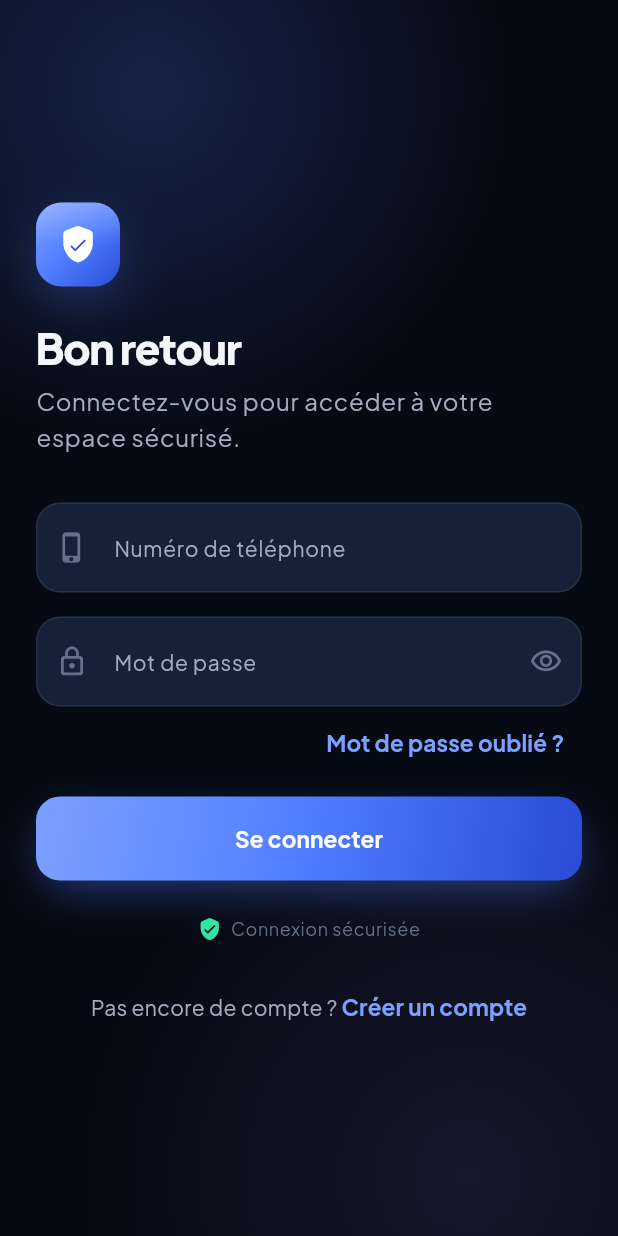
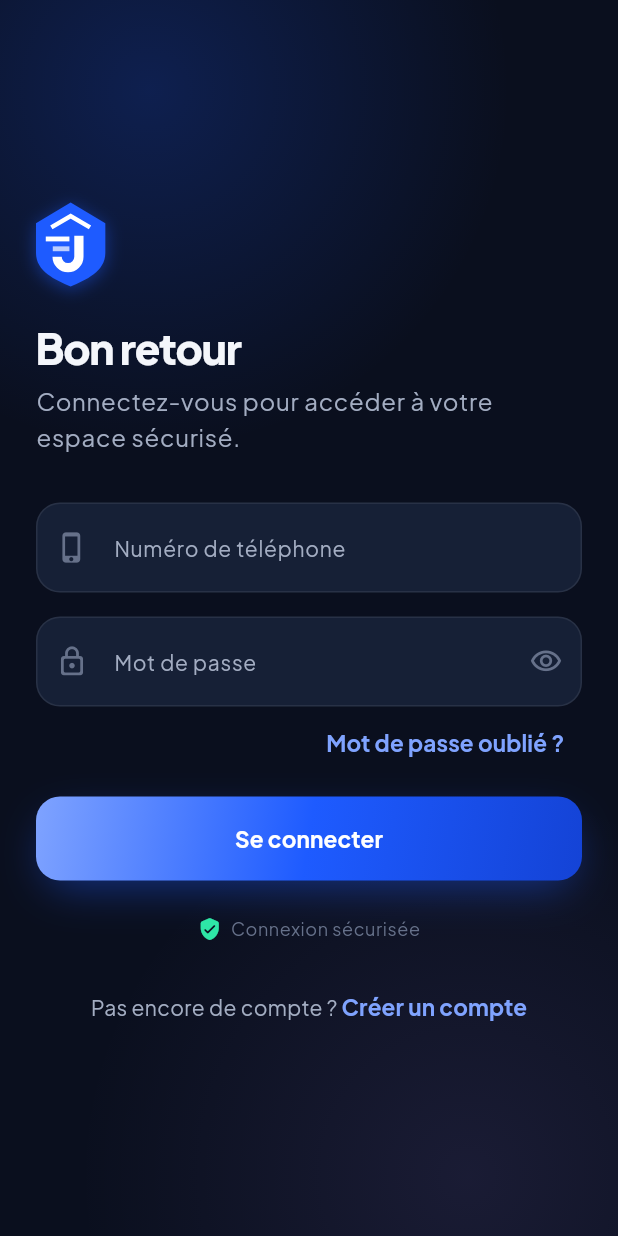
Before and after one commit to ouzking/jammtech_mobile, a Flutter app: the screen it shows after launch, after a tap on "Passer", on a phone screen of 412 x 824 dp. Run offline on Flutter 3.47's test engine with Material 3 defaults, Android fonts, the phone set to English and light mode, and no system bars; our stand-ins replace connectivity_plus, firebase_core, firebase_messaging, flutter_local_notifications, flutter_secure_storage, geolocator and 7 more; accounts and stored records are empty.

Commit message:
Identité visuelle : logo officiel JammTech
- Emblème redessiné en vectoriel d'après le logo fourni (bouclier, toit,
  « J », barres de vitesse) : net à toutes les tailles
- Logotype JAMMTECH et signature « Transport · Maison · Sécurité »
- Palette alignée sur le logo (bleu #1E5BFF, TECH #7FA3FF, fond #0A0F1E)
- Écran de démarrage, en-tête d'onboarding, authentification et
  verrouillage utilisent le logo
- Icônes Android (adaptative, monochrome Android 13, anciennes tailles),
  icônes iOS, écrans de lancement Android et iOS aux couleurs du logo
- tool/render_brand_test.dart régénère les icônes depuis le logo vectoriel

Co-Authored-By: Claude Opus 5.5 <noreply@anthropic.com>

```diff
--- a/lib/core/theme/app_colors.dart
+++ b/lib/core/theme/app_colors.dart
@@ -3,17 +3,20 @@ import 'package:flutter/material.dart';
 /// Palette JammTech — une seule source de vérité pour toutes les couleurs.
 abstract final class AppColors {
   // Fonds
-  static const background = Color(0xFF060A14);
-  static const backgroundElevated = Color(0xFF0A1122);
+  static const background = Color(0xFF0A0F1E); // fond du logo
+  static const backgroundElevated = Color(0xFF0E1528);
   static const surface = Color(0xFF0F1729);
   static const surfaceHigh = Color(0xFF162036);
   static const surfaceHighest = Color(0xFF1E2A44);
 
   // Marque
-  static const brand = Color(0xFF4F7DFF);
-  static const brandBright = Color(0xFF7CA0FF);
-  static const brandDeep = Color(0xFF2A4BD7);
+  static const brand = Color(0xFF1E5BFF); // bleu du bouclier
+  static const brandBright = Color(0xFF7FA3FF); // « TECH »
+  static const brandDeep = Color(0xFF1443D6);
   static const navy = Color(0xFF0A1F44);
+
+  /// Barre secondaire du logo.
+  static const brandMist = Color(0xFFBCCEFF);
 
   // Sémantique
   static const danger = Color(0xFFFF3B5C);
--- /dev/null
+++ b/lib/core/widgets/brand_logo.dart
@@ -0,0 +1,185 @@
+import 'package:flutter/material.dart';
+
+import '../theme/app_colors.dart';
+
+/// Emblème JammTech (bouclier, toit, « J » et barres de vitesse), dessiné en
+/// vectoriel d'après assets/brand/logo_banner.png : net à toutes les tailles.
+///
+/// [size] est la largeur ; la hauteur suit le ratio du bouclier.
+class JammLogoMark extends StatelessWidget {
+  const JammLogoMark({super.key, this.size = 72, this.glow = true});
+
+  final double size;
+
+  /// Halo bleu sous l'emblème (désactivé pour les icônes plates).
+  final bool glow;
+
+  static const aspect = 790 / 652;
+
+  @override
+  Widget build(BuildContext context) {
+    return Semantics(
+      label: 'JammTech',
+      image: true,
+      child: SizedBox(
+        width: size,
+        height: size * aspect,
+        child: CustomPaint(painter: _MarkPainter(glow: glow)),
+      ),
+    );
+  }
+}
+
+class _MarkPainter extends CustomPainter {
+  _MarkPainter({required this.glow});
+
+  final bool glow;
+
+  @override
+  void paint(Canvas canvas, Size size) {
+    final w = size.width;
+    final h = size.height;
+    Offset p(double x, double y) => Offset(x * w, y * h);
+
+    // Bouclier
+    final shield = Path()
+      ..moveTo(0.5 * w, 0)
+      ..lineTo(w, 0.2456 * h)
+      ..lineTo(w, 0.60 * h)
+      ..cubicTo(w, 0.82 * h, 0.72 * w, 0.92 * h, 0.5 * w, h)
+      ..cubicTo(0.28 * w, 0.92 * h, 0, 0.82 * h, 0, 0.60 * h)
+      ..lineTo(0, 0.2456 * h)
+      ..close();
+
+    if (glow) {
+      canvas.drawPath(
+        shield.shift(Offset(0, h * 0.04)),
+        Paint()
+          ..color = AppColors.brand.withValues(alpha: 0.45)
+          ..maskFilter = MaskFilter.blur(BlurStyle.normal, w * 0.12),
+      );
+    }
+    canvas.drawPath(shield, Paint()..color = AppColors.brand);
+
+    final white = Paint()..color = Colors.white;
+
+    // Toit (chevron)
+    canvas.drawPath(
+      Path()
+        ..moveTo(p(0.221, 0.296).dx, p(0.221, 0.296).dy)
+        ..lineTo(p(0.5, 0.162).dx, p(0.5, 0.162).dy)
+        ..lineTo(p(0.779, 0.296).dx, p(0.779, 0.296).dy),
+      Paint()
+        ..color = Colors.white
+        ..style = PaintingStyle.stroke
+        ..strokeWidth = 0.066 * w
+        ..strokeJoin = StrokeJoin.miter
+        ..strokeCap = StrokeCap.butt,
+    );
+
+    // Barres de vitesse (transport)
+    canvas.drawRect(Rect.fromPoints(p(0.141, 0.405), p(0.482, 0.463)), white);
+    canvas.drawRect(
+      Rect.fromPoints(p(0.242, 0.522), p(0.482, 0.580)),
+      Paint()..color = AppColors.brandMist,
+    );
+
+    // « J » : jambage + crochet en demi-anneau
+    final c = Offset(0.4617 * w, 0.6456 * h);
+    final outer = 0.2239 * w;
+    final inner = 0.0905 * w;
+    // Le jambage est aligné exactement sur le demi-anneau (pas de cran).
+    final j = Path()
+      ..moveTo(c.dx + inner, 0.397 * h)
+      ..lineTo(c.dx + outer, 0.397 * h)
+      ..lineTo(c.dx + outer, c.dy)
+      ..arcTo(Rect.fromCircle(center: c, radius: outer), 0, 3.14159265, false)
+      ..lineTo(c.dx - inner, c.dy)
+      ..arcTo(
+        Rect.fromCircle(center: c, radius: inner),
+        3.14159265,
+        -3.14159265,
+        false,
+      )
+      ..close();
+    canvas.drawPath(j, white);
+  }
+
+  @override
+  bool shouldRepaint(_MarkPainter old) => old.glow != glow;
+}
+
+/// Logotype « JAMMTECH » (JAMM en gras blanc, TECH fin en bleu clair),
+/// avec la signature « TRANSPORT · MAISON · SÉCURITÉ ».
+class JammWordmark extends StatelessWidget {
+  const JammWordmark({super.key, this.fontSize = 34, this.tagline = true});
+
+  final double fontSize;
+  final bool tagline;
+
+  @override
+  Widget build(BuildContext context) {
+    final base = Theme.of(context).textTheme.displaySmall;
+    return Column(
+      mainAxisSize: MainAxisSize.min,
+      children: [
+        Text.rich(
+          TextSpan(
+            children: [
+              TextSpan(
+                text: 'JAMM',
+                style: base?.copyWith(
+                  fontSize: fontSize,
+                  fontWeight: FontWeight.w800,
+                  letterSpacing: fontSize * 0.02,
+                  color: Colors.white,
+                ),
+              ),
+              TextSpan(
+                text: 'TECH',
+                style: base?.copyWith(
+                  fontSize: fontSize,
+                  fontWeight: FontWeight.w300,
+                  letterSpacing: fontSize * 0.02,
+                  color: AppColors.brandBright,
+                ),
+              ),
+            ],
+          ),
+        ),
+        if (tagline) ...[
+          SizedBox(height: fontSize * 0.28),
+          Text(
+            'TRANSPORT · MAISON · SÉCURITÉ',
+            style: Theme.of(context).textTheme.labelSmall?.copyWith(
+              fontSize: (fontSize * 0.3).clamp(9, 14),
+              letterSpacing: fontSize * 0.11,
+              fontWeight: FontWeight.w500,
+              color: AppColors.textSecondary,
+            ),
+          ),
+        ],
+      ],
+    );
+  }
+}
+
+/// Logo horizontal complet (emblème + logotype), comme sur la bannière.
+class JammLogo extends StatelessWidget {
+  const JammLogo({super.key, this.height = 48, this.tagline = false});
+
+  final double height;
+  final bool tagline;
+
+  @override
+  Widget build(BuildContext context) {
+    return Row(
+      mainAxisSize: MainAxisSize.min,
+      children: [
+        JammLogoMark(size: height / JammLogoMark.aspect, glow: false),
+        SizedBox(width: height * 0.32),
+        JammWordmark(fontSize: height * 0.52, tagline: tagline),
+      ],
+    );
+  }
+}
--- a/lib/core/widgets/common.dart
+++ b/lib/core/widgets/common.dart
@@ -3,66 +3,18 @@ import 'package:flutter/material.dart';
 import '../theme/app_colors.dart';
 import '../theme/app_tokens.dart';
 import 'app_card.dart';
+import 'brand_logo.dart';
 import 'pressable.dart';
 
-/// Logo JammTech : bouclier dans un carré dégradé.
+/// Emblème JammTech (voir [JammLogoMark]) ; [size] = hauteur de l'emblème.
 class BrandMark extends StatelessWidget {
   const BrandMark({super.key, this.size = 72});
 
   final double size;
 
   @override
-  Widget build(BuildContext context) {
-    return Container(
-      width: size,
-      height: size,
-      decoration: BoxDecoration(
-        gradient: AppColors.brandGradient,
-        borderRadius: BorderRadius.circular(size * 0.3),
-        boxShadow: [
-          BoxShadow(
-            color: AppColors.brand.withValues(alpha: 0.5),
-            blurRadius: size * 0.6,
-            offset: Offset(0, size * 0.18),
-            spreadRadius: -size * 0.12,
-          ),
-        ],
-      ),
-      child: Stack(
-        alignment: Alignment.center,
-        children: [
-          // Reflet supérieur
-          Positioned(
-            top: 0,
-            left: 0,
-            right: 0,
-            height: size * 0.5,
-            child: DecoratedBox(
-              decoration: BoxDecoration(
-                borderRadius: BorderRadius.vertical(
-                  top: Radius.circular(size * 0.3),
-                ),
-                gradient: LinearGradient(
-                  begin: Alignment.topCenter,
-                  end: Alignment.bottomCenter,
-                  colors: [
-                    Colors.white.withValues(alpha: 0.22),
-                    Colors.white.withValues(alpha: 0),
-                  ],
-                ),
-              ),
-            ),
-          ),
-          Icon(Icons.shield_rounded, size: size * 0.52, color: Colors.white),
-          Icon(
-            Icons.check_rounded,
-            size: size * 0.26,
-            color: AppColors.brandDeep,
-          ),
-        ],
-      ),
-    );
-  }
+  Widget build(BuildContext context) =>
+      JammLogoMark(size: size / JammLogoMark.aspect, glow: size >= 48);
 }
 
 /// Titre de section avec action optionnelle à droite.
--- a/lib/core/widgets/widgets.dart
+++ b/lib/core/widgets/widgets.dart
@@ -4,5 +4,6 @@ export 'app_background.dart';
 export 'app_button.dart';
 export 'app_card.dart';
 export 'app_text_field.dart';
+export 'brand_logo.dart';
 export 'common.dart';
 export 'pressable.dart';
--- a/lib/main.dart
+++ b/lib/main.dart
@@ -15,7 +15,7 @@ Future<void> main() async {
     const SystemUiOverlayStyle(
       statusBarColor: Colors.transparent,
       statusBarIconBrightness: Brightness.light,
-      systemNavigationBarColor: Color(0xFF0A1122),
+      systemNavigationBarColor: Color(0xFF0E1528),
       systemNavigationBarIconBrightness: Brightness.light,
     ),
   );
--- a/lib/screens/map.dart
+++ b/lib/screens/map.dart
@@ -212,7 +212,7 @@ class _MapScreenState extends State<MapScreen> {
                   gradient: LinearGradient(
                     begin: Alignment.topCenter,
                     end: Alignment.bottomCenter,
-                    colors: [AppColors.background, Color(0x00060A14)],
+                    colors: [AppColors.background, Color(0x000A0F1E)],
                   ),
                 ),
               ),
--- a/lib/screens/onboarding.dart
+++ b/lib/screens/onboarding.dart
@@ -79,12 +79,7 @@ class _OnboardingScreenState extends State<OnboardingScreen> {
                 padding: const EdgeInsets.fromLTRB(Gap.page, Gap.xs, Gap.xs, 0),
                 child: Row(
                   children: [
-                    const BrandMark(size: 32),
-                    const SizedBox(width: Gap.sm),
-                    Text(
-                      'JammTech',
-                      style: Theme.of(context).textTheme.titleMedium,
-                    ),
+                    const JammLogo(height: 30),
                     const Spacer(),
                     AnimatedOpacity(
                       opacity: _isLast ? 0 : 1,
--- a/lib/screens/splash.dart
+++ b/lib/screens/splash.dart
@@ -92,7 +92,7 @@ class _SplashScreenState extends State<SplashScreen>
                 opacity: _logoFade,
                 child: ScaleTransition(
                   scale: _logoScale,
-                  child: const BrandMark(size: 104),
+                  child: const BrandMark(size: 132),
                 ),
               ),
               const SizedBox(height: Gap.xl),
@@ -103,18 +103,7 @@ class _SplashScreenState extends State<SplashScreen>
                     begin: const Offset(0, 0.3),
                     end: Offset.zero,
                   ).animate(_textFade),
-                  child: Column(
-                    children: [
-                      Text('JammTech', style: t.displaySmall),
-                      const SizedBox(height: Gap.xs),
-                      Text(
-                        'La paix dans votre poche',
-                        style: t.bodyLarge?.copyWith(
-                          color: AppColors.textSecondary,
-                        ),
-                      ),
-                    ],
-                  ),
+                  child: const JammWordmark(fontSize: 40),
                 ),
               ),
               const Spacer(flex: 3),
@@ -134,8 +123,8 @@ class _SplashScreenState extends State<SplashScreen>
               ),
               const SizedBox(height: Gap.md),
               Text(
-                'SÉCURITÉ PERSONNELLE · MAISON CONNECTÉE',
-                style: t.labelSmall?.copyWith(color: AppColors.textTertiary),
+                'La paix dans votre poche',
+                style: t.bodySmall?.copyWith(color: AppColors.textTertiary),
               ),
               const SizedBox(height: Gap.xl),
             ],
```
Also changed, not shown: tool/render_brand_test.dart (added, +73 -0 lines), assets/brand/app_icon_1024.png (added), assets/brand/app_icon_foreground_1024.png (added), assets/brand/logo_banner.png (added), assets/brand/logo_mark.png (added), 46 other files.
